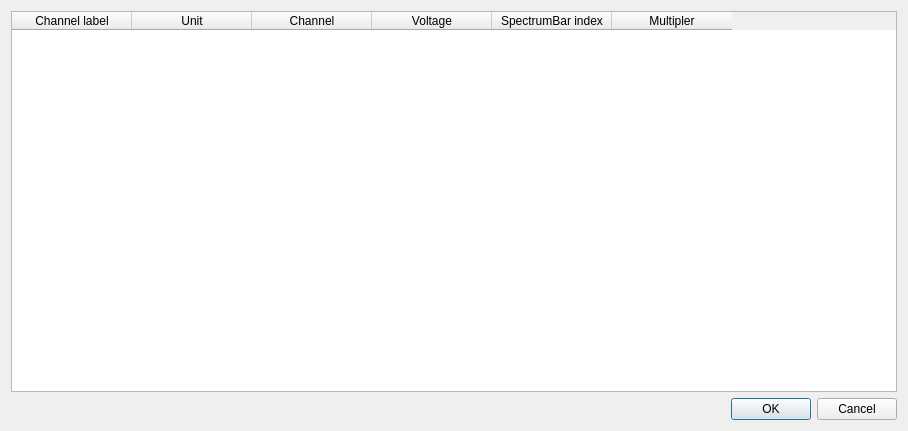
Before: the Qt Designer form app/channelconfigurator.ui in ikukishev/rama-light-generator, drawn with Qt 5.
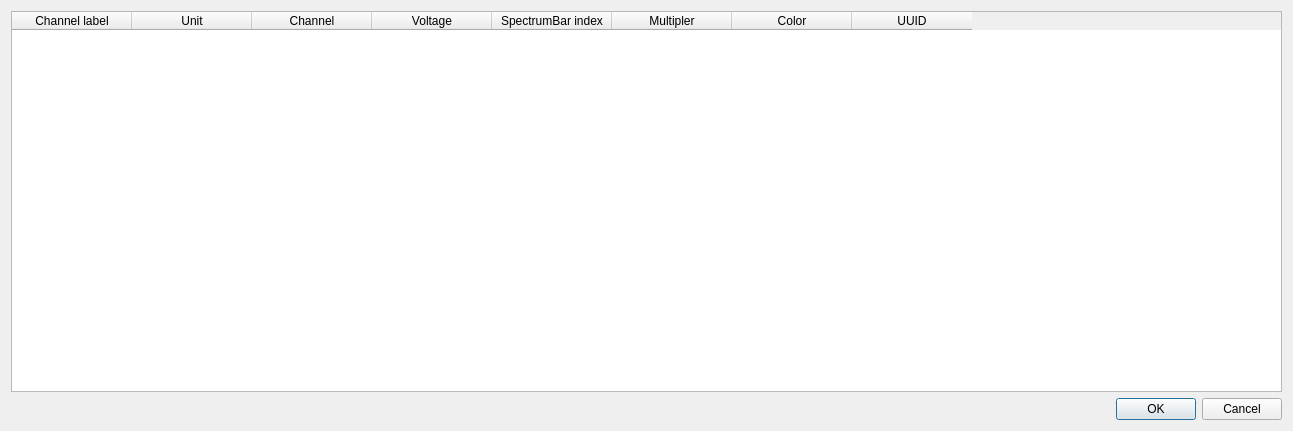
After: the same form once the commit is applied.

Commit message: Added UUID and Color fields

Diff of the .ui file:
```diff
--- a/app/channelconfigurator.ui
+++ b/app/channelconfigurator.ui
@@ -6,7 +6,7 @@
    <rect>
     <x>0</x>
     <y>0</y>
-    <width>908</width>
+    <width>1293</width>
     <height>431</height>
    </rect>
   </property>
@@ -52,6 +52,16 @@
        <string>Multipler</string>
       </property>
      </column>
+     <column>
+      <property name="text">
+       <string>Color</string>
+      </property>
+     </column>
+     <column>
+      <property name="text">
+       <string>UUID</string>
+      </property>
+     </column>
     </widget>
    </item>
    <item>
```
Left out of the diff: 3 changed lines with no effect on the pictures. The commit also changes 3 other files.
